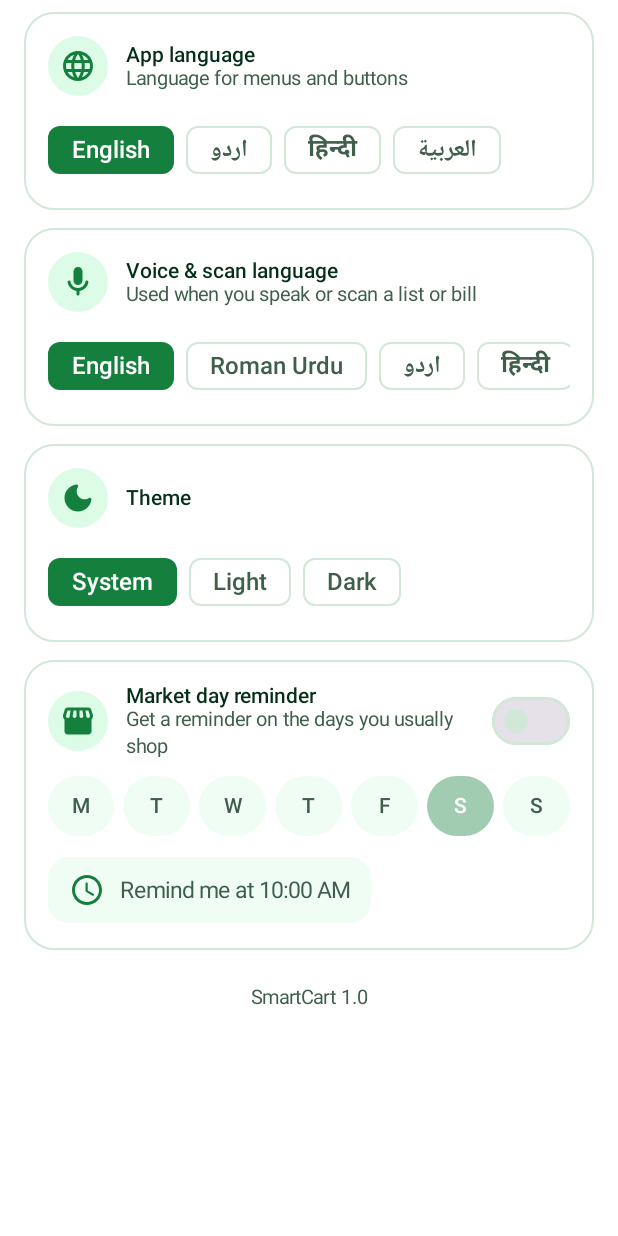
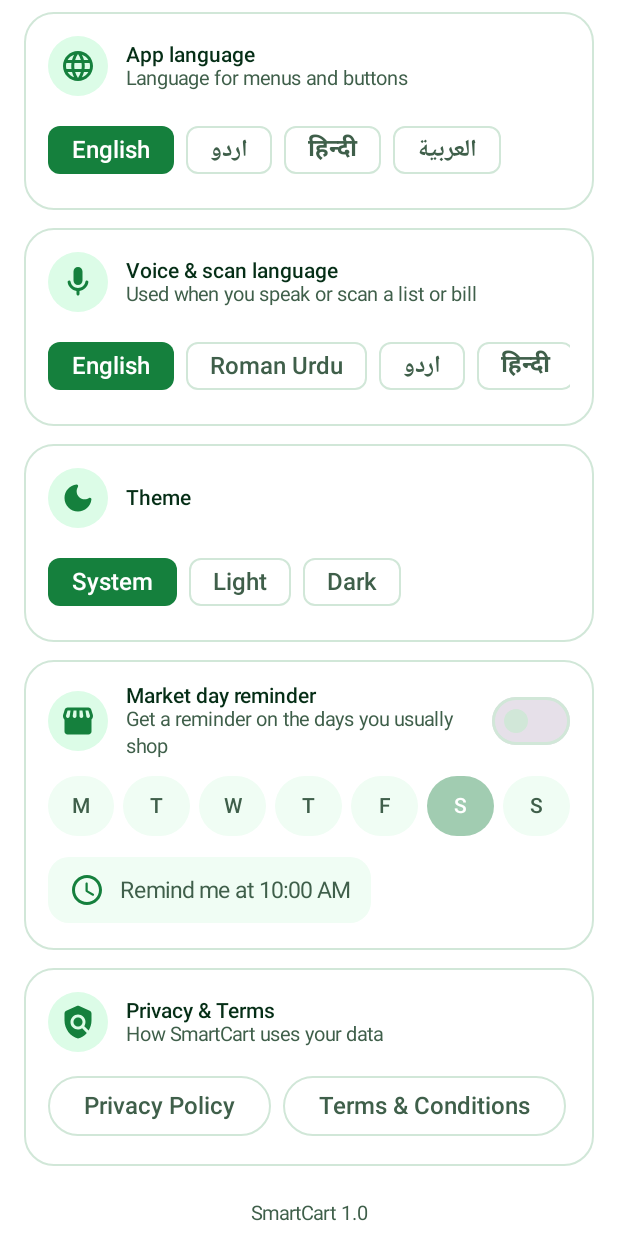
Before and after one commit to Fawwad345776/smartCart, an Android app built with Jetpack Compose: the composable SettingsTab shown on its own in the app's theme, on a phone screen of 412 x 824 dp. Run offline under Robolectric (Android 15) with nearby library versions, the phone set to English and light mode, and no system bars; libraries missing offline, so code that uses them is left out: com.google.mlkit.vision.

Commit message:
Add Privacy Policy & Terms page and link it from Settings
- docs/index.html: Privacy Policy + Terms & Conditions (GitHub Pages)
- Settings: "Privacy & Terms" card opening the hosted page (en/ur/ar/hi)

```diff
--- a/app/src/main/java/com/aura/smartcart/ui/home/SettingsTab.kt
+++ b/app/src/main/java/com/aura/smartcart/ui/home/SettingsTab.kt
@@ -31,12 +31,14 @@ import androidx.compose.material.icons.Icons
 import androidx.compose.material.icons.rounded.DarkMode
 import androidx.compose.material.icons.rounded.Language
 import androidx.compose.material.icons.rounded.Mic
+import androidx.compose.material.icons.rounded.Policy
 import androidx.compose.material.icons.rounded.Schedule
 import androidx.compose.material.icons.rounded.Storefront
 import androidx.compose.material3.FilterChip
 import androidx.compose.material3.FilterChipDefaults
 import androidx.compose.material3.Icon
 import androidx.compose.material3.MaterialTheme
+import androidx.compose.material3.OutlinedButton
 import androidx.compose.material3.Surface
 import androidx.compose.material3.Switch
 import androidx.compose.material3.Text
@@ -49,6 +51,7 @@ import androidx.compose.ui.Alignment
 import androidx.compose.ui.Modifier
 import androidx.compose.ui.graphics.vector.ImageVector
 import androidx.compose.ui.platform.LocalContext
+import androidx.compose.ui.platform.LocalUriHandler
 import androidx.compose.ui.res.stringResource
 import androidx.compose.ui.unit.dp
 import androidx.core.os.LocaleListCompat
@@ -78,6 +81,9 @@ import kotlinx.coroutines.launch
 import java.time.DayOfWeek
 import java.time.format.TextStyle
 import java.util.Locale
+
+/** Privacy Policy + Terms page, hosted on GitHub Pages from the repo's docs/ folder. */
+private const val LEGAL_URL = "https://fawwad345776.github.io/smartCart/"
 
 class SettingsViewModel(private val container: AppContainer) : ViewModel() {
     val theme: StateFlow<ThemeMode> = container.prefs.themeMode
@@ -195,6 +201,18 @@ fun SettingsTab(contentPadding: PaddingValues) {
                 }
             }
 
+            val uriHandler = LocalUriHandler.current
+            SettingsCard(Icons.Rounded.Policy, stringResource(R.string.settings_legal), stringResource(R.string.settings_legal_hint)) {
+                FlowRow(horizontalArrangement = Arrangement.spacedBy(8.dp)) {
+                    OutlinedButton(onClick = { uriHandler.openUri("$LEGAL_URL#privacy") }) {
+                        Text(stringResource(R.string.settings_privacy_policy))
+                    }
+                    OutlinedButton(onClick = { uriHandler.openUri("$LEGAL_URL#terms") }) {
+                        Text(stringResource(R.string.settings_terms))
+                    }
+                }
+            }
+
             Text(
                 stringResource(R.string.settings_version, BuildConfig.VERSION_NAME),
                 style = MaterialTheme.typography.bodySmall,
--- a/app/src/main/res/values/strings.xml
+++ b/app/src/main/res/values/strings.xml
@@ -200,6 +200,10 @@
     <string name="settings_weekly_hint">Get a reminder on the days you usually shop</string>
     <string name="settings_weekly_time">Remind me at %1$s</string>
     <string name="settings_version">SmartCart %1$s</string>
+    <string name="settings_legal">Privacy &amp; Terms</string>
+    <string name="settings_legal_hint">How SmartCart uses your data</string>
+    <string name="settings_privacy_policy">Privacy Policy</string>
+    <string name="settings_terms">Terms &amp; Conditions</string>
 
     <!-- Notifications -->
     <string name="channel_trip">Shopping trip reminders</string>
```
Also changed, not shown: 4 other files.
